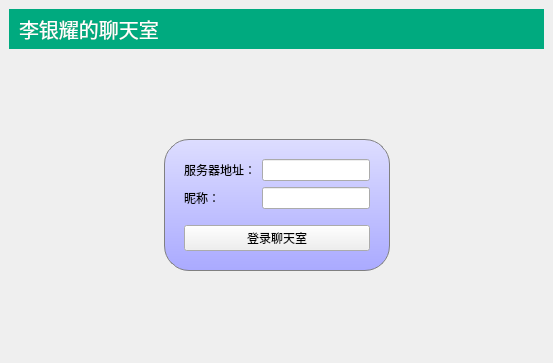
Above: ChatClient/mainwindow.ui from ay212/lab5 before the change. Below: the same form after it.
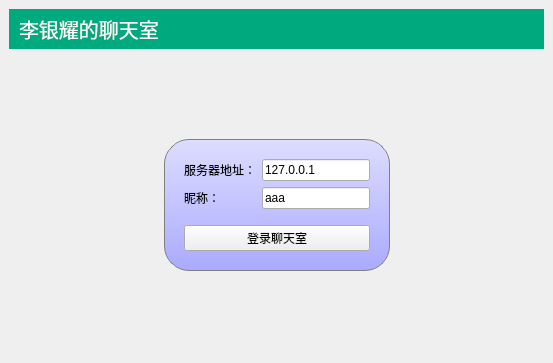
That is the form after the change.

```diff
--- a/ChatClient/mainwindow.ui
+++ b/ChatClient/mainwindow.ui
@@ -106,10 +106,18 @@
               </widget>
              </item>
              <item row="1" column="1">
-              <widget class="QLineEdit" name="usernameEdit"/>
+              <widget class="QLineEdit" name="usernameEdit">
+               <property name="text">
+                <string>aaa</string>
+               </property>
+              </widget>
              </item>
              <item row="0" column="1">
-              <widget class="QLineEdit" name="serverEdit"/>
+              <widget class="QLineEdit" name="serverEdit">
+               <property name="text">
+                <string>127.0.0.1</string>
+               </property>
+              </widget>
              </item>
             </layout>
            </item>
```
